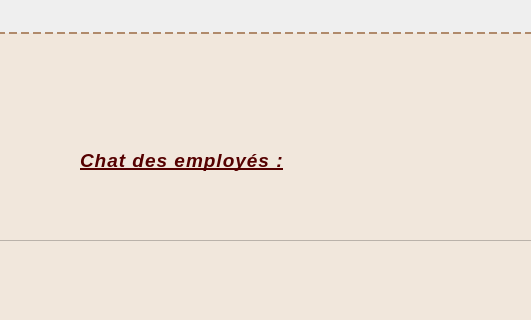
First picture: the form in pagechat.ui, repository Esprit-UP-Algo/projetcpp2526-s2-2a14-smart-leather-goods-factory-1, before the edit; both pictures show x 500 to 1031 and y 0 to 320 of the 1430 by 818 pixel window.
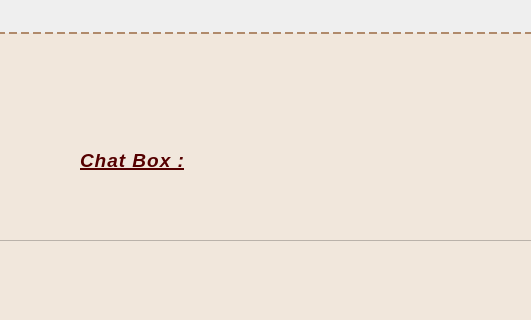
Second picture: the form after the edit. Icons and pictures are not drawn.

Patch:
```diff
--- a/pagechat.ui
+++ b/pagechat.ui
@@ -398,7 +398,7 @@
 </string>
     </property>
     <property name="text">
-     <string>&lt;html&gt;&lt;head/&gt;&lt;body&gt;&lt;p&gt;&lt;span style=&quot; font-size:14pt; font-weight:696; font-style:italic; text-decoration: underline; color:#550000;&quot;&gt;Chat des employés :&lt;/span&gt;&lt;/p&gt;&lt;/body&gt;&lt;/html&gt;</string>
+     <string>&lt;html&gt;&lt;head/&gt;&lt;body&gt;&lt;p&gt;&lt;span style=&quot; font-size:14pt; font-weight:696; font-style:italic; text-decoration: underline; color:#550000;&quot;&gt;Chat Box :&lt;/span&gt;&lt;/p&gt;&lt;/body&gt;&lt;/html&gt;</string>
     </property>
    </widget>
    <widget class="QListWidget" name="listMessages">
```
